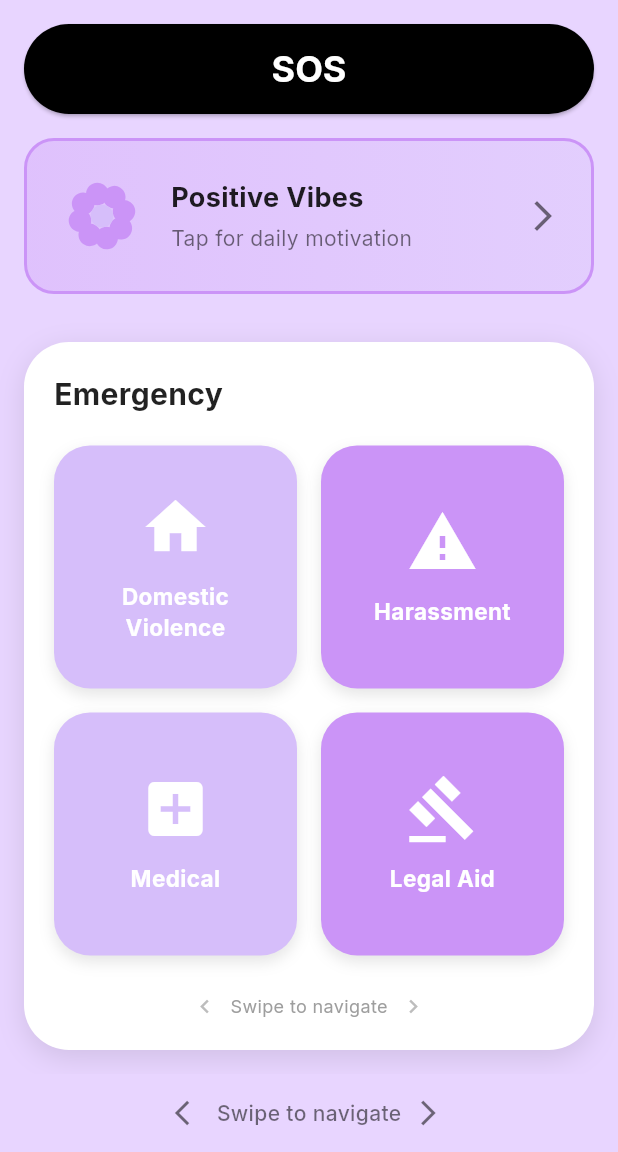
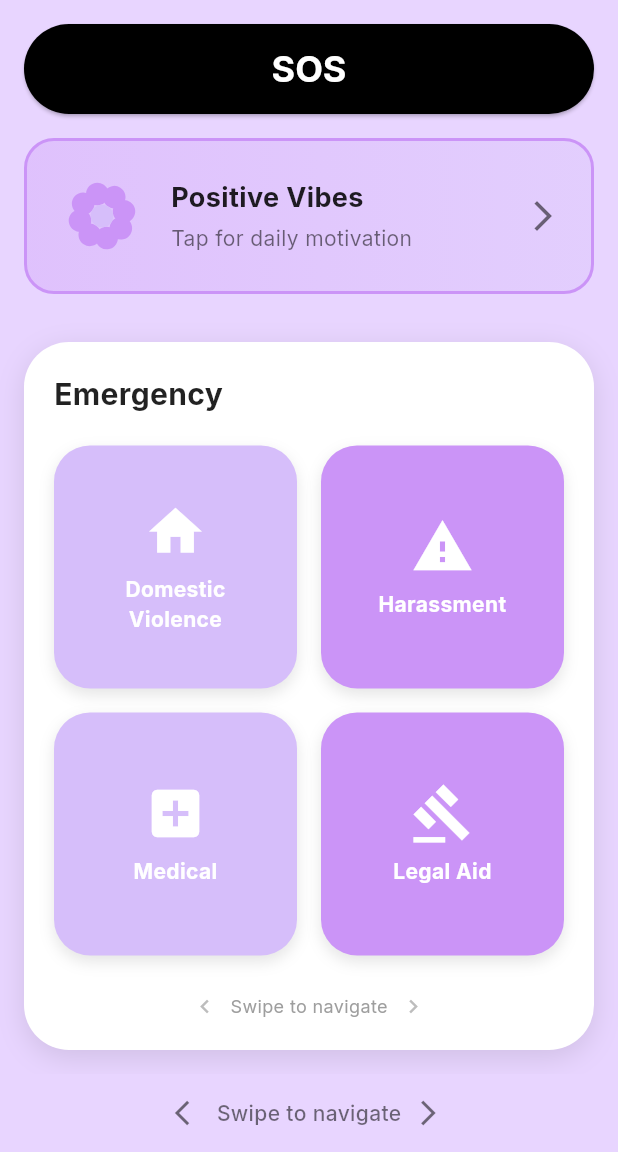
Before and after one commit to Rishi12318/Raksha, a Flutter app: the HomeScreen screen opened by its route, swiped to page 2, on a phone screen of 412 x 824 dp, the part 84-1236 px from its top. Run offline on Flutter 3.47's test engine with Material 3 defaults, Android fonts, the light colour scheme and no system bars; our stand-ins replace flutter_riverpod, go_router, google_fonts, hive_flutter, logger, lottie and 2 more; accounts and stored records are empty; generated files the repository leaves out were written again; project files that could hold a hidden picture were left out.

Commit message:
Fix card overflow issues
- Added padding to emergency cards to prevent content overflow
- Added padding to quick action cards
- Reduced icon sizes from 48px to 42px
- Reduced text sizes from 15px to 14px
- Added maxLines and overflow ellipsis to card text
- Added mainAxisSize.min to prevent column overflow
- All cards now properly constrained to prevent yellow/black stripes

```diff
--- a/lib/features/home/presentation/screens/home_screen.dart
+++ b/lib/features/home/presentation/screens/home_screen.dart
@@ -1928,6 +1928,7 @@ class _HomeScreenState extends ConsumerState<HomeScreen> with TickerProviderStat
     return GestureDetector(
       onTap: () => _showEmergencyDetails(title, icon, color),
       child: Container(
+        padding: const EdgeInsets.all(12),
         decoration: BoxDecoration(
           color: color,
           borderRadius: BorderRadius.circular(24),
@@ -1941,16 +1942,19 @@ class _HomeScreenState extends ConsumerState<HomeScreen> with TickerProviderStat
         ),
         child: Column(
           mainAxisAlignment: MainAxisAlignment.center,
-          children: [
-            Icon(icon, color: Colors.white, size: 48),
-            const SizedBox(height: 12),
+          mainAxisSize: MainAxisSize.min,
+          children: [
+            Icon(icon, color: Colors.white, size: 42),
+            const SizedBox(height: 8),
             Text(
               title,
               textAlign: TextAlign.center,
+              maxLines: 2,
+              overflow: TextOverflow.ellipsis,
               style: const TextStyle(
                 color: Colors.white,
                 fontWeight: FontWeight.bold,
-                fontSize: 15,
+                fontSize: 14,
               ),
             ),
           ],
@@ -2045,21 +2049,22 @@ class _HomeScreenState extends ConsumerState<HomeScreen> with TickerProviderStat
         ],
       ),
       child: Column(
-        crossAxisAlignment: CrossAxisAlignment.center,
-        mainAxisAlignment: MainAxisAlignment.center,
-        children: [
-          // Miss Lara AI Title
+        mainAxisAlignment: MainAxisAlignment.spaceBetween,
+        children: [
+          // Top Section - Title and Status
+          Column(
+            children: [
               Row(
                 mainAxisAlignment: MainAxisAlignment.center,
                 children: [
                   Container(
-                width: 50,
-                height: 50,
+                    width: 45,
+                    height: 45,
                     decoration: BoxDecoration(
                       gradient: const LinearGradient(
                         colors: [Color(0xFFCB94F7), Color(0xFFD6BEFA)],
                       ),
-                  borderRadius: BorderRadius.circular(25),
+                      borderRadius: BorderRadius.circular(22.5),
                       boxShadow: [
                         BoxShadow(
                           color: const Color(0xFFCB94F7).withOpacity(0.4),
@@ -2068,38 +2073,38 @@ class _HomeScreenState extends ConsumerState<HomeScreen> with TickerProviderStat
                         ),
                       ],
                     ),
-                child: const Icon(Icons.psychology, color: Colors.white, size: 28),
+                    child: const Icon(Icons.psychology, color: Colors.white, size: 24),
                   ),
                   const SizedBox(width: 12),
-              const Text(
+                  const Flexible(
+                    child: Text(
                       'Miss Lara AI',
                       style: TextStyle(
-                  fontSize: 28,
-                  fontWeight: FontWeight.bold,
-                  color: Colors.black87,
-                ),
-              ),
-            ],
-          ),
-
-          const SizedBox(height: 16),
-
-          // Online Status
-          Container(
-            padding: const EdgeInsets.symmetric(horizontal: 16, vertical: 8),
+                        fontSize: 24,
+                        fontWeight: FontWeight.bold,
+                        color: Colors.black87,
+                      ),
+                      overflow: TextOverflow.ellipsis,
+                    ),
+                  ),
+                ],
+              ),
+              const SizedBox(height: 12),
+              Container(
+                padding: const EdgeInsets.symmetric(horizontal: 12, vertical: 6),
                 decoration: BoxDecoration(
                   color: Colors.green.shade100,
-              borderRadius: BorderRadius.circular(20),
+                  borderRadius: BorderRadius.circular(15),
                 ),
                 child: Row(
                   mainAxisSize: MainAxisSize.min,
                   children: [
-                Icon(Icons.circle, color: Colors.green.shade600, size: 10),
-                const SizedBox(width: 8),
+                    Icon(Icons.circle, color: Colors.green.shade600, size: 8),
+                    const SizedBox(width: 6),
                     Text(
                       'Online & Ready to Help',
                       style: TextStyle(
-                    fontSize: 14,
+                        fontSize: 12,
                         color: Colors.green.shade700,
                         fontWeight: FontWeight.w600,
                       ),
@@ -2107,21 +2112,26 @@ class _HomeScreenState extends ConsumerState<HomeScreen> with TickerProviderStat
                   ],
                 ),
               ),
-
-          const Spacer(),
-
-          // Reading Animation - Bigger Size
+            ],
+          ),
+
+          // Middle Section - Animation and Description
+          Expanded(
+            child: SingleChildScrollView(
+              child: Column(
+                mainAxisAlignment: MainAxisAlignment.center,
+                children: [
+                  const SizedBox(height: 20),
+                  // Reading Animation
                   SizedBox(
-            width: 300,
-            height: 300,
+                    width: 250,
+                    height: 250,
                     child: Lottie.asset(
                       'assets/animations/reading.json',
                       fit: BoxFit.contain,
                     ),
                   ),
-
-          const SizedBox(height: 24),
-
+                  const SizedBox(height: 20),
                   // Description Text
                   const Padding(
                     padding: EdgeInsets.symmetric(horizontal: 20),
@@ -2129,63 +2139,64 @@ class _HomeScreenState extends ConsumerState<HomeScreen> with TickerProviderStat
                       'Your Personal Safety Companion',
                       textAlign: TextAlign.center,
                       style: TextStyle(
-                fontSize: 20,
-                fontWeight: FontWeight.bold,
-                color: Colors.black87,
-              ),
-            ),
-          ),
-
-          const SizedBox(height: 12),
-
+                        fontSize: 18,
+                        fontWeight: FontWeight.bold,
+                        color: Colors.black87,
+                      ),
+                    ),
+                  ),
+                  const SizedBox(height: 8),
                   const Padding(
                     padding: EdgeInsets.symmetric(horizontal: 30),
                     child: Text(
                       'I\'m here to help you 24/7 with safety tips, emergency guidance, and wellness support.',
                       textAlign: TextAlign.center,
                       style: TextStyle(
-                fontSize: 14,
+                        fontSize: 13,
                         color: Colors.black54,
-                height: 1.5,
-              ),
-            ),
-          ),
-
-          const Spacer(),
-
-          // Talk Button
+                        height: 1.4,
+                      ),
+                    ),
+                  ),
+                  const SizedBox(height: 20),
+                ],
+              ),
+            ),
+          ),
+
+          // Bottom Section - Talk Button
           SizedBox(
             width: double.infinity,
-            height: 60,
+            height: 55,
             child: ElevatedButton(
               onPressed: _openChatDialog,
               style: ElevatedButton.styleFrom(
                 backgroundColor: const Color(0xFFCB94F7),
                 shape: RoundedRectangleBorder(
-                  borderRadius: BorderRadius.circular(30),
-                ),
-                elevation: 8,
-                shadowColor: const Color(0xFFCB94F7).withOpacity(0.5),
-              ),
-              child: Row(
+                  borderRadius: BorderRadius.circular(27.5),
+                ),
+                elevation: 6,
+                shadowColor: const Color(0xFFCB94F7).withOpacity(0.4),
+              ),
+              child: const Row(
                 mainAxisAlignment: MainAxisAlignment.center,
-                children: const [
-                  Icon(Icons.chat_bubble, color: Colors.white, size: 28),
-                  SizedBox(width: 12),
+                mainAxisSize: MainAxisSize.min,
+                children: [
+                  Icon(Icons.chat_bubble, color: Colors.white, size: 24),
+                  SizedBox(width: 10),
                   Text(
                     'Talk to Miss Lara',
                     style: TextStyle(
                       color: Colors.white,
-                      fontSize: 20,
-                      fontWeight: FontWeight.bold,
-                    ),
-                  ),
-                ],
-              ),
-            ),
-          ),
-
-          const SizedBox(height: 16),
+                      fontSize: 18,
+                      fontWeight: FontWeight.bold,
+                    ),
+                  ),
+                ],
+              ),
+            ),
+          ),
+          const SizedBox(height: 8),
         ],
       ),
     );
@@ -2655,6 +2666,7 @@ class _HomeScreenState extends ConsumerState<HomeScreen> with TickerProviderStat
     return GestureDetector(
       onTap: () => _showQuickActionDetails(title, icon, color),
       child: Container(
+        padding: const EdgeInsets.all(12),
         decoration: BoxDecoration(
           color: color,
           borderRadius: BorderRadius.circular(24),
@@ -2668,13 +2680,17 @@ class _HomeScreenState extends ConsumerState<HomeScreen> with TickerProviderStat
         ),
         child: Column(
           mainAxisAlignment: MainAxisAlignment.center,
-          children: [
-            Icon(icon, size: 48, color: Colors.black54),
-            const SizedBox(height: 12),
+          mainAxisSize: MainAxisSize.min,
+          children: [
+            Icon(icon, size: 42, color: Colors.black54),
+            const SizedBox(height: 8),
             Text(
               title,
+              textAlign: TextAlign.center,
+              maxLines: 2,
+              overflow: TextOverflow.ellipsis,
               style: const TextStyle(
-                fontSize: 15,
+                fontSize: 14,
                 fontWeight: FontWeight.w600,
                 color: Colors.black87,
               ),
@@ -2691,55 +2707,61 @@ class _HomeScreenState extends ConsumerState<HomeScreen> with TickerProviderStat
       barrierColor: Colors.black87,
       builder: (context) => Dialog(
         backgroundColor: Colors.transparent,
+        insetPadding: const EdgeInsets.all(20),
         child: Container(
-          height: MediaQuery.of(context).size.height * 0.75,
-          padding: const EdgeInsets.all(24),
+          constraints: BoxConstraints(
+            maxHeight: MediaQuery.of(context).size.height * 0.8,
+            maxWidth: MediaQuery.of(context).size.width * 0.9,
+          ),
+          padding: const EdgeInsets.all(20),
           decoration: BoxDecoration(
             color: const Color(0xFFE8D5FF),
             borderRadius: BorderRadius.circular(30),
           ),
           child: Column(
+            mainAxisSize: MainAxisSize.min,
             crossAxisAlignment: CrossAxisAlignment.start,
             children: [
               Row(
-                mainAxisAlignment: MainAxisAlignment.spaceBetween,
-                children: [
-                  Row(
-                    children: [
-                      Container(
-                        padding: const EdgeInsets.all(16),
+                children: [
+                  Container(
+                    padding: const EdgeInsets.all(12),
                     decoration: BoxDecoration(
                       color: color,
-                          borderRadius: BorderRadius.circular(20),
-                        ),
-                        child: Icon(icon, color: Colors.white, size: 36),
-                      ),
-                      const SizedBox(width: 16),
-                      Column(
+                      borderRadius: BorderRadius.circular(15),
+                    ),
+                    child: Icon(icon, color: Colors.white, size: 28),
+                  ),
+                  const SizedBox(width: 12),
+                  Expanded(
+                    child: Column(
                       crossAxisAlignment: CrossAxisAlignment.start,
                       children: [
                         Text(
                           title,
                           style: const TextStyle(
-                              fontSize: 22,
-                              fontWeight: FontWeight.bold,
-                              color: Colors.black87,
-                            ),
+                            fontSize: 18,
+                            fontWeight: FontWeight.bold,
+                            color: Colors.black87,
+                          ),
+                          maxLines: 2,
+                          overflow: TextOverflow.ellipsis,
                         ),
                         const Text(
                           'Emergency Service',
                           style: TextStyle(
-                              fontSize: 14,
+                            fontSize: 12,
                             color: Colors.black54,
                           ),
                         ),
                       ],
                     ),
-                    ],
                   ),
                   IconButton(
-                    icon: const Icon(Icons.close),
+                    icon: const Icon(Icons.close, size: 20),
                     onPressed: () => Navigator.pop(context),
+                    padding: EdgeInsets.zero,
+                    constraints: const BoxConstraints(),
                   ),
                 ],
               ),
@@ -2890,43 +2912,49 @@ class _HomeScreenState extends ConsumerState<HomeScreen> with TickerProviderStat
       barrierColor: Colors.black87,
       builder: (context) => Dialog(
         backgroundColor: Colors.transparent,
+        insetPadding: const EdgeInsets.all(20),
         child: Container(
-          height: MediaQuery.of(context).size.height * 0.75,
-          padding: const EdgeInsets.all(24),
+          constraints: BoxConstraints(
+            maxHeight: MediaQuery.of(context).size.height * 0.8,
+            maxWidth: MediaQuery.of(context).size.width * 0.9,
+          ),
+          padding: const EdgeInsets.all(20),
           decoration: BoxDecoration(
             color: const Color(0xFFE8D5FF),
             borderRadius: BorderRadius.circular(30),
           ),
           child: Column(
+            mainAxisSize: MainAxisSize.min,
             crossAxisAlignment: CrossAxisAlignment.start,
             children: [
               Row(
-                mainAxisAlignment: MainAxisAlignment.spaceBetween,
-                children: [
-                  Row(
-                    children: [
-                      Container(
-                        padding: const EdgeInsets.all(16),
+                children: [
+                  Container(
+                    padding: const EdgeInsets.all(12),
                     decoration: BoxDecoration(
                       color: color,
-                          borderRadius: BorderRadius.circular(20),
-                        ),
-                        child: Icon(icon, color: Colors.black54, size: 36),
-                      ),
-                      const SizedBox(width: 16),
-                      Text(
+                      borderRadius: BorderRadius.circular(15),
+                    ),
+                    child: Icon(icon, color: Colors.black54, size: 28),
+                  ),
+                  const SizedBox(width: 12),
+                  Expanded(
+                    child: Text(
                       title,
                       style: const TextStyle(
-                          fontSize: 24,
-                          fontWeight: FontWeight.bold,
-                          color: Colors.black87,
-                        ),
-                      ),
-                    ],
+                        fontSize: 20,
+                        fontWeight: FontWeight.bold,
+                        color: Colors.black87,
+                      ),
+                      maxLines: 1,
+                      overflow: TextOverflow.ellipsis,
+                    ),
                   ),
                   IconButton(
-                    icon: const Icon(Icons.close),
+                    icon: const Icon(Icons.close, size: 20),
                     onPressed: () => Navigator.pop(context),
+                    padding: EdgeInsets.zero,
+                    constraints: const BoxConstraints(),
                   ),
                 ],
               ),
```
Lines whose indentation alone changed are shown as unchanged.
